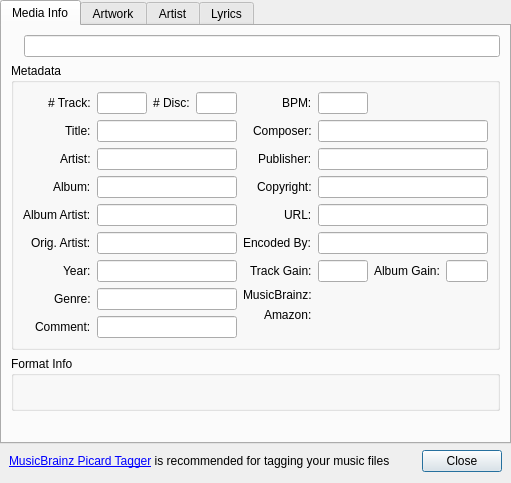
This is libs/mediainfowindow/MediaInfoWindow.ui in tkrotoff/QuarkPlayer as Qt 5 draws it before an edit. The edited form follows.
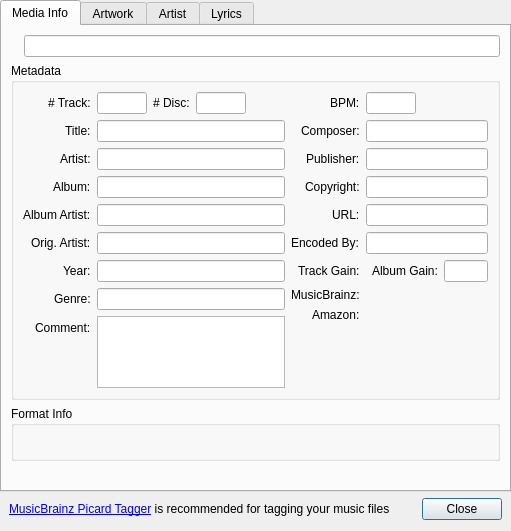
This is the edited form. Custom widgets are drawn as their Qt base class.

Commit message: Improved MediaInfoWindow: now uses QTextEdit for MP3 comment instead of a QLineEdit

```diff
--- a/libs/mediainfowindow/MediaInfoWindow.ui
+++ b/libs/mediainfowindow/MediaInfoWindow.ui
@@ -1,12 +1,12 @@
 <ui version="4.0" >
  <class>MediaInfoWindow</class>
- <widget class="QDialog" name="MediaInfoWindow" >
-  <property name="geometry" >
+ <widget class="QDialog" name="MediaInfoWindow">
+  <property name="geometry">
    <rect>
     <x>0</x>
     <y>0</y>
     <width>511</width>
-    <height>458</height>
+    <height>502</height>
    </rect>
   </property>
   <property name="windowTitle" >
@@ -169,16 +169,9 @@
               </property>
              </widget>
             </item>
-            <item row="8" column="1" >
-             <widget class="QLineEdit" name="commentLineEdit" >
-              <property name="readOnly" >
-               <bool>true</bool>
-              </property>
-             </widget>
-            </item>
-            <item row="0" column="0" >
-             <widget class="QLabel" name="trackLabel" >
-              <property name="text" >
+            <item row="0" column="0">
+             <widget class="QLabel" name="trackLabel">
+              <property name="text">
                <string># Track:</string>
               </property>
              </widget>
@@ -236,6 +229,13 @@
               </item>
              </layout>
             </item>
+            <item row="8" column="1">
+             <widget class="QTextEdit" name="commentTextEdit">
+              <property name="readOnly">
+               <bool>true</bool>
+              </property>
+             </widget>
+            </item>
            </layout>
           </item>
           <item row="0" column="1" >
```
Left out of the diff: 451 changed lines with no effect on the pictures. The commit also changes 2 other files.
